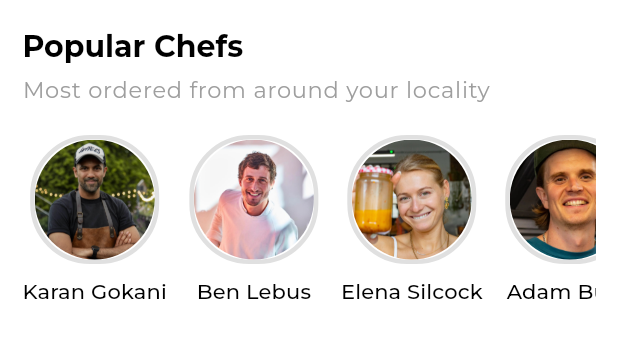
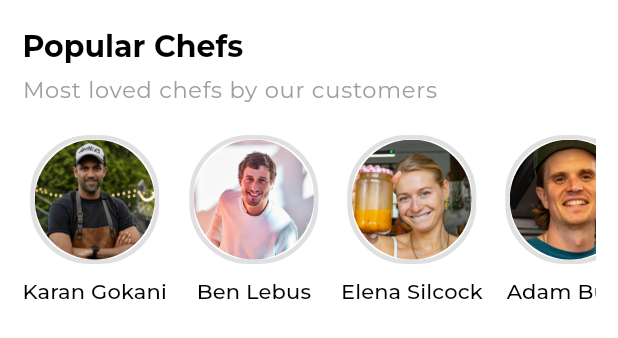
Before and after one commit to devanandp/mob_app, a Flutter app: the PopularChefsView widget shown alone on an empty page, opened directly, on a phone screen of 412 x 824 dp. Shown: the top 338 px of the screen. Run offline on Flutter 3.47's test engine with Material 3 defaults, Android fonts, the phone set to English and light mode, and no system bars; our stand-ins replace card_swiper, google_fonts.

Commit message:
Knit Pick

```diff
--- a/lib/views/mobile/mob/popular_chefs_view.dart
+++ b/lib/views/mobile/mob/popular_chefs_view.dart
@@ -80,7 +80,7 @@ class PopularChefsView extends StatelessWidget {
           ),
           UIHelper.verticalSpaceExtraSmall(),
           Text(
-            'Most ordered from around your locality',
+            'Most loved chefs by our customers',
             style: Theme.of(context)
                 .textTheme
                 .bodyLarge!
```
